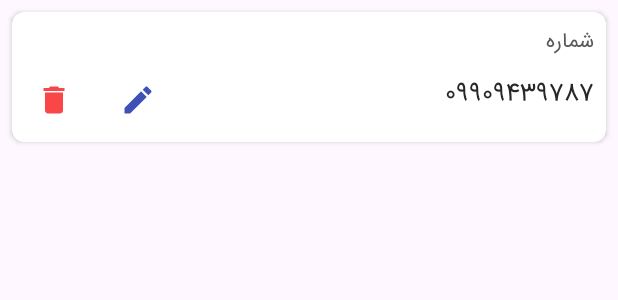
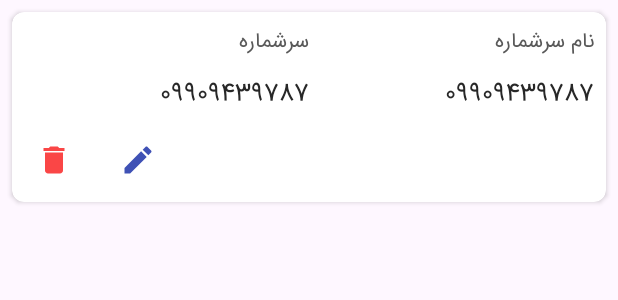
Before and after one commit to Nimamoradi41/AppSms, an Android app: the layout custom_tolid_items_barghashtkharid.xml on its own in the app's theme, with its tools: preview values and no code run, on a phone screen of 412 x 824 dp. Shown: the top 300 px of the screen. Run offline under Robolectric (Android 15) with nearby library versions, the phone set to English and light mode, and no system bars.

Commit message:
1402.10.26

```diff
--- a/app/src/main/java/com/example/appsms/Dial_App.kt
+++ b/app/src/main/java/com/example/appsms/Dial_App.kt
@@ -22,8 +22,8 @@ class Dial_App(var Type: Int, var S: String, var I: Interface_new, context: Cont
 
 
     public interface Interface_new{
-        public fun NewsSendSms(Type:String,num:String,Edit : SendSms)
-        public fun NewsReciveSms(Type:String,num:String,Edit : ReciveSms)
+        public fun NewsSendSms(Type:String,Add : SendSms,Edit : SendSms)
+        public fun NewsReciveSms(Type:String,num:ReciveSms,Edit : ReciveSms)
     }
 
 
--- a/app/src/main/java/com/example/appsms/Tables/ReciveSms.kt
+++ b/app/src/main/java/com/example/appsms/Tables/ReciveSms.kt
@@ -16,6 +16,9 @@ import androidx.room.PrimaryKey
     @ColumnInfo(name="Number")
     var Number :String ?=null
 
+    @ColumnInfo(name="Name")
+    var Name :String ?=null
+
 
 
 }
--- a/app/src/main/res/layout/custom_tolid_items_barghashtkharid.xml
+++ b/app/src/main/res/layout/custom_tolid_items_barghashtkharid.xml
@@ -32,10 +32,22 @@
                 android:layout_marginTop="8dp"
                 android:layout_marginEnd="8dp"
                 android:fontFamily="@font/iransansmoobile_fanum"
-                android:text="شماره"
+                android:text="نام سرشماره"
                 android:textColor="#595959"
                 android:textSize="14sp"
                 app:layout_constraintEnd_toEndOf="parent"
+                app:layout_constraintTop_toTopOf="parent" />
+
+            <TextView
+                android:id="@+id/textView5"
+                android:layout_width="wrap_content"
+                android:layout_height="wrap_content"
+                android:layout_marginTop="8dp"
+                android:fontFamily="@font/iransansmoobile_fanum"
+                android:text="سرشماره"
+                android:textColor="#595959"
+                android:textSize="14sp"
+                app:layout_constraintEnd_toStartOf="@+id/guideline"
                 app:layout_constraintTop_toTopOf="parent" />
 
             <TextView
@@ -44,13 +56,25 @@
                 android:layout_height="wrap_content"
                 android:layout_marginTop="8dp"
                 android:layout_marginEnd="8dp"
-                android:layout_marginBottom="16dp"
                 android:fontFamily="@font/iransansmoobile_fanum"
                 android:text="09909439787"
                 android:textColor="#272727"
                 android:textSize="16sp"
-                app:layout_constraintBottom_toBottomOf="parent"
                 app:layout_constraintEnd_toEndOf="parent"
+                app:layout_constraintTop_toBottomOf="@+id/textView2" />
+
+            <TextView
+                android:id="@+id/textView6"
+                android:layout_width="wrap_content"
+                android:layout_height="wrap_content"
+                android:layout_marginTop="8dp"
+                android:fontFamily="@font/iransansmoobile_fanum"
+                android:text="09909439787"
+                android:textColor="#272727"
+                android:textSize="16sp"
+                app:layout_constraintEnd_toStartOf="@+id/guideline"
+                app:layout_constraintHorizontal_bias="1.0"
+                app:layout_constraintStart_toStartOf="parent"
                 app:layout_constraintTop_toBottomOf="@+id/textView2" />
 
             <ImageView
@@ -58,11 +82,13 @@
                 android:layout_width="wrap_content"
                 android:layout_height="wrap_content"
                 android:layout_marginStart="8dp"
+                android:layout_marginTop="8dp"
                 android:layout_marginBottom="8dp"
                 android:padding="8dp"
                 android:tint="#FA4646"
                 app:layout_constraintBottom_toBottomOf="parent"
                 app:layout_constraintStart_toStartOf="parent"
+                app:layout_constraintTop_toBottomOf="@+id/textView6"
                 app:srcCompat="@drawable/baseline_delete_24" />
 
             <ImageView
@@ -75,6 +101,13 @@
                 app:layout_constraintStart_toEndOf="@+id/imageView"
                 app:layout_constraintTop_toTopOf="@+id/imageView"
                 app:srcCompat="@drawable/baseline_mode_edit_24" />
+
+            <androidx.constraintlayout.widget.Guideline
+                android:id="@+id/guideline"
+                android:layout_width="wrap_content"
+                android:layout_height="wrap_content"
+                android:orientation="vertical"
+                app:layout_constraintGuide_percent="0.5" />
         </androidx.constraintlayout.widget.ConstraintLayout>
     </androidx.cardview.widget.CardView>
 </androidx.constraintlayout.widget.ConstraintLayout>
```
Also changed, not shown: app/src/main/java/com/example/appsms/Adapter_NumbersRecive.kt (+8 -1 lines), app/src/main/java/com/example/appsms/Adapter_NumbersSend.kt (+27 -27 lines), app/src/main/java/com/example/appsms/Frag_Recive.kt (+52 -20 lines), app/src/main/java/com/example/appsms/Frag_Send.kt (+28 -18 lines), app/src/main/res/layout/custome_dial_app_add.xml (+36 -5 lines).
